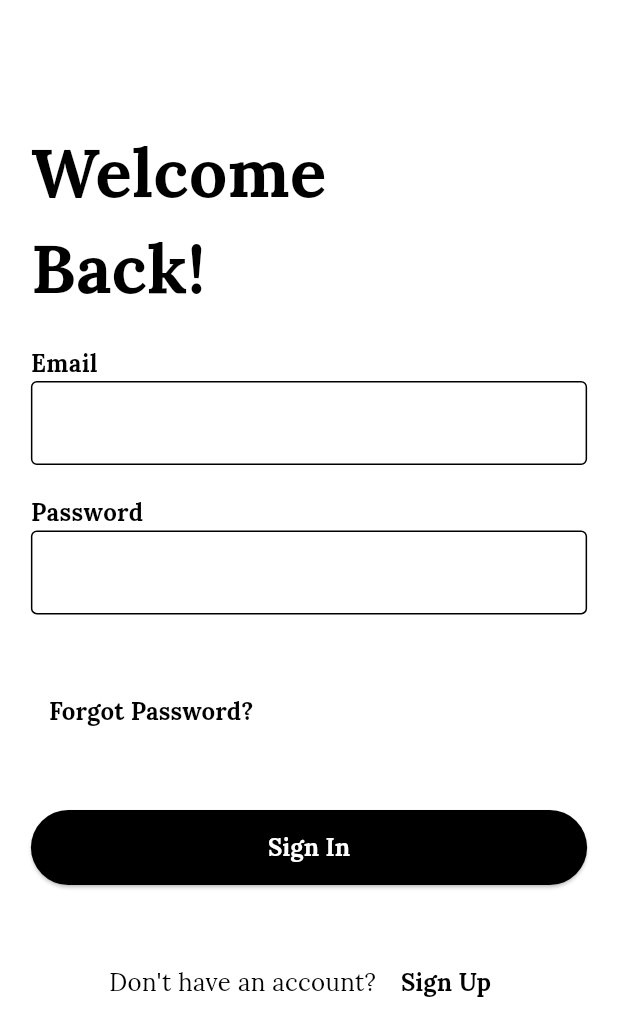
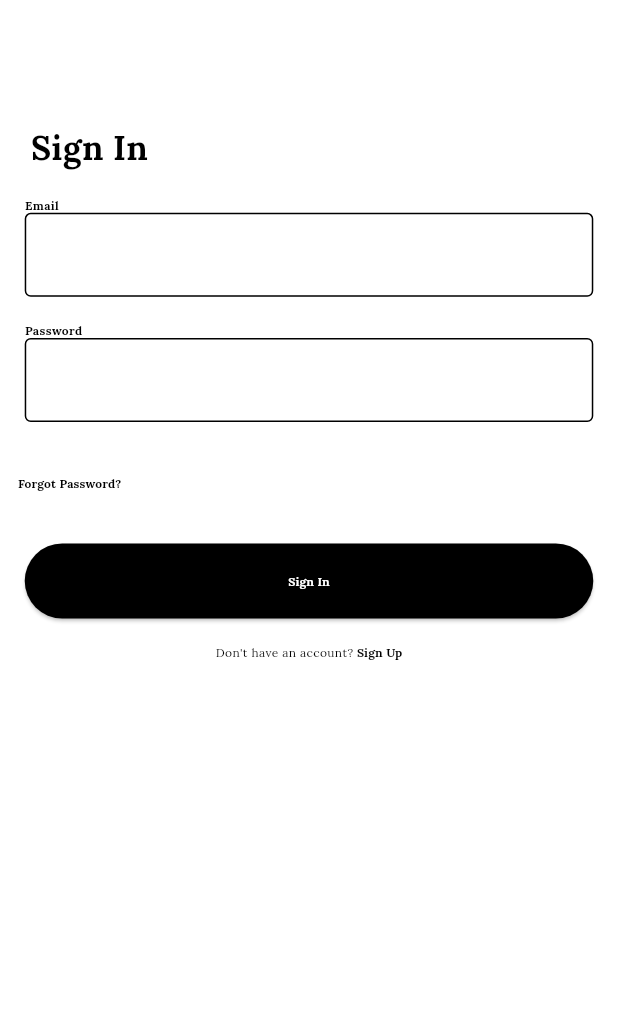
Before and after one commit to dadikas/libary_management, a Flutter app: the screen it shows after launch, after a tap on "Skip", on a phone screen of 412 x 824 dp. Shown: the top 1036 px of the screen. Run offline on Flutter 3.47's test engine with Material 3 defaults, Android fonts, the light colour scheme and no system bars; our stand-ins replace dio, equatable, flutter_bloc, flutter_dotenv, fpdart, get_it and 4 more; project files that could hold a hidden picture were left out.

Commit message:
Adjust layout

```diff
--- a/lib/src/core/widget/components/custom_text.dart
+++ b/lib/src/core/widget/components/custom_text.dart
@@ -6,7 +6,7 @@ class CustomText extends StatelessWidget {
   final bool isBold;
   final bool isItalic;
   final bool isCenter;
-  final double fontSize;
+   final double? fontSize;
   final bool isOverFlow;
   final Color? textColor;
   final bool softWrap;
@@ -19,7 +19,7 @@ class CustomText extends StatelessWidget {
       this.isBold = false,
       this.isItalic = false,
       this.isCenter = false,
-      this.fontSize = TextUtil.textSize,
+      this.fontSize,
       this.isOverFlow = false,
       this.softWrap = true,
       this.textColor,
@@ -34,7 +34,7 @@ class CustomText extends StatelessWidget {
       overflow: isOverFlow ? TextOverflow.visible : null,
       style: TextStyle(
         fontWeight: isBold ? FontWeight.bold : FontWeight.normal,
-        fontSize: fontSize,
+        fontSize: fontSize ?? TextUtil.textSize(context),
         fontStyle: isItalic ? FontStyle.italic : FontStyle.normal,
         color: textColor ?? Theme.of(context).colorScheme.onPrimary,
         fontFamily: TextUtil.fontStyle,
--- a/lib/src/core/widget/utils/text_util.dart
+++ b/lib/src/core/widget/utils/text_util.dart
@@ -1,6 +1,27 @@
+import 'package:flutter/material.dart';
+
 class TextUtil {
-  static const double textSize = 16.0;
-  static const double smallTextSize = 14.0;
-  static const double largeTextSize = 45.0;
   static const String fontStyle = 'Lora';
+
+  static double _getScaleFactor(BuildContext context) {
+    double dpi = MediaQuery.of(context).devicePixelRatio;
+
+    if (dpi <= 1.5) return 0.5; // mdpi và hdpi
+    if (dpi <= 2.0) return 0.75; // xhdpi
+    if (dpi <= 3.0) return 1.0; // xxhdpi
+    return 1.5; // xxxhdpi
+  }
+
+  static double getTextSize(BuildContext context, double baseSize) {
+    double scaleFactor = _getScaleFactor(context);
+    double textScaler = MediaQuery.of(context).textScaler.scale(1.0);
+    return baseSize * scaleFactor* textScaler;
+  }
+
+  static double smallTextSize(BuildContext context) =>
+      getTextSize(context, 14.0);
+  static double textSize(BuildContext context) =>
+      getTextSize(context, 16.0);
+  static double largeTextSize(BuildContext context) =>
+      getTextSize(context, 45.0);
 }
--- a/lib/src/features/auth/presentation/pages/signin_page.dart
+++ b/lib/src/features/auth/presentation/pages/signin_page.dart
@@ -13,82 +13,91 @@ class SigninPage extends StatefulWidget {
 }
 
 class _SigninPageState extends State<SigninPage> {
-  bool showLogin = false;
-
   @override
   Widget build(BuildContext context) {
     return Scaffold(
-      body: Column(
+      body: LayoutBuilder(
+        builder: (context, constraints) {
+          double width = constraints.maxWidth;
+
+          return Column(
             crossAxisAlignment: CrossAxisAlignment.start,
             children: <Widget>[
               Padding(
-            padding: EdgeInsets.only(
-                left: MediaQuery.of(context).size.width * 0.05,
-                top: MediaQuery.of(context).size.width * 0.2),
-            child: const CustomText(
-              text: 'Welcome \nBack!',
-              fontSize: TextUtil.largeTextSize,
+                padding: EdgeInsets.only(left: width * 0.05, top: width * 0.2),
+                child: CustomText(
+                  text: 'Sign In',
+                  fontSize: TextUtil.largeTextSize(context),
                   isBold: true,
                   maxLines: 2,
                 ),
               ),
               Padding(
-            padding: EdgeInsets.all(MediaQuery.of(context).size.width * 0.05),
+                padding: EdgeInsets.all(width * 0.04),
                 child: Column(
                   children: [
                     const CustomTextfield(title: 'Email', hintText: 'Email'),
                     SizedBox(
-                  height: MediaQuery.of(context).size.width * 0.05,
+                      height: width * 0.04,
                     ),
-                const CustomTextfield(title: 'Password', hintText: 'Password')
+                    const CustomTextfield(
+                        title: 'Password', hintText: 'Password')
                   ],
                 ),
               ),
-          Padding(
-            padding: EdgeInsets.all(MediaQuery.of(context).size.width * 0.05),
-            child: TextButton(
+              TextButton(
                   onPressed: () {},
-                child: const CustomText(
+                  child: CustomText(
                     text: 'Forgot Password?',
-                  fontSize: TextUtil.textSize,
+                    fontSize: TextUtil.textSize(context),
                     isBold: true,
                   )),
-          ),
               Padding(
-            padding: EdgeInsets.all(MediaQuery.of(context).size.width * 0.05),
+                padding: EdgeInsets.all(width * 0.04),
                 child: ElevatedButton(
                   onPressed: () {},
                   style: ElevatedButton.styleFrom(
                       backgroundColor: Colors.black,
-                  minimumSize: Size(MediaQuery.of(context).size.width, 50)),
-              child: const CustomText(
+                      minimumSize:
+                          Size(width, 50)),
+                  child: CustomText(
                     text: 'Sign In',
-                fontSize: TextUtil.textSize,
+                    fontSize: TextUtil.textSize(context),
                     isBold: true,
                     textColor: Colors.white,
                   ),
-
                 ),
               ),
-          Padding(
-            padding: EdgeInsets.all(MediaQuery.of(context).size.width * 0.05),
-            child: Row(
-              mainAxisAlignment: MainAxisAlignment.center,
+              Align(
+                alignment: Alignment.center,
+                child: Wrap(
+                  alignment: WrapAlignment.center,
                   children: [
-                const CustomText(text: 'Don\'t have an account? '),
+                    const CustomText(
+                      text: 'Don\'t have an account? ',
+                    ),
                     TextButton(
                       onPressed: () {
                         AppNavigator.push(context, const SignupPage());
                       },
-                    child: const CustomText(
+                      style: TextButton.styleFrom(
+                        padding: EdgeInsets.zero,
+                        minimumSize: const Size(0, 0),
+                        tapTargetSize: MaterialTapTargetSize.shrinkWrap,
+                      ),
+                      child: CustomText(
                         text: 'Sign Up',
-                      fontSize: TextUtil.textSize,
+                        fontSize: TextUtil.textSize(context),
                         isBold: true,
-                    ))
+                        textColor: Theme.of(context).primaryColor,
+                      ),
+                    ),
                   ],
                 ),
-          )
+              ),
             ],
+          );
+        },
       ),
     );
   }
```
Also changed, not shown: lib/src/features/auth/presentation/pages/signup_page.dart (+26 -38 lines), 1 other file. Lines whose indentation alone changed are shown as unchanged.
